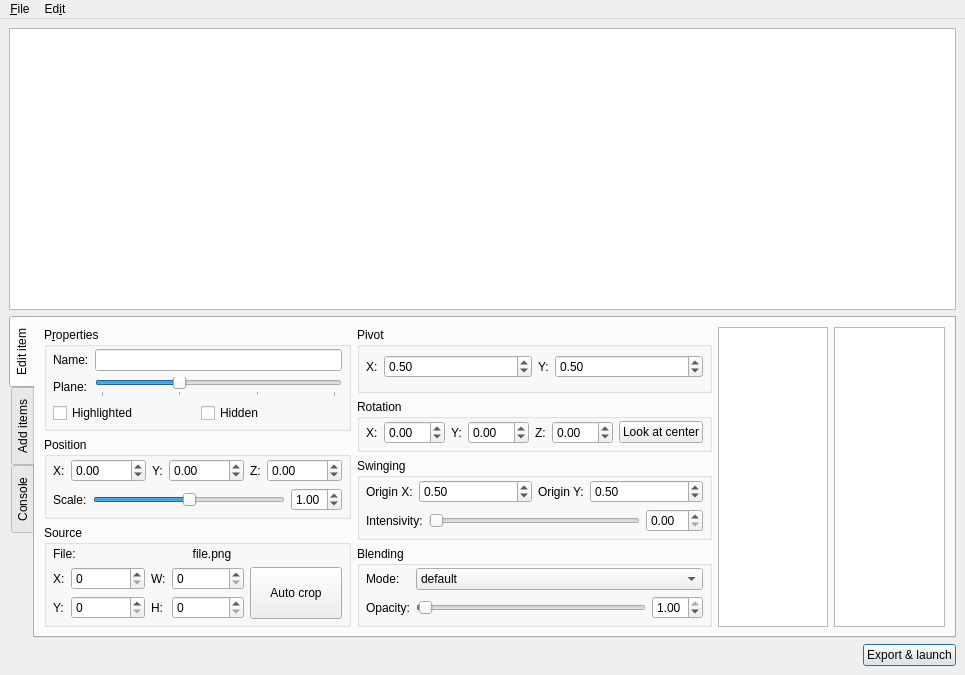
Above: editor.ui from dos1/rumina-editor before the change. Below: the same form after it.
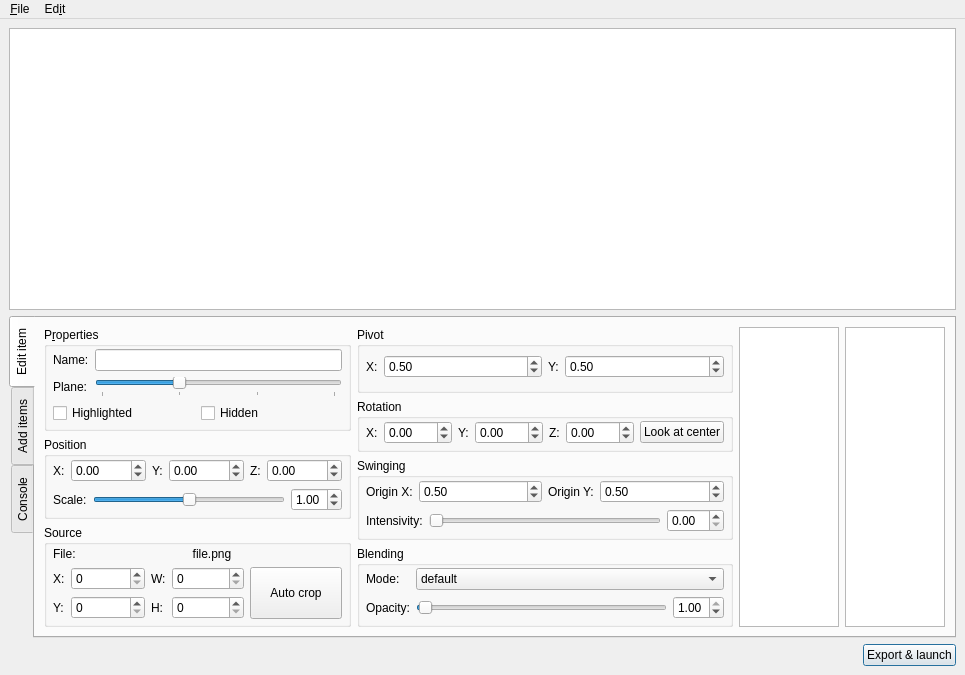
That is the form after the change. Icons and pictures are not drawn. Custom widgets are drawn as their Qt base class.

Commit message: z-scaling adjustment, camera marks and ui fixes

Diff of the .ui file:
```diff
--- a/editor.ui
+++ b/editor.ui
@@ -598,7 +598,10 @@
                      <item>
                       <widget class="QDoubleSpinBox" name="rx">
                        <property name="minimum">
-                        <double>-99.989999999999995</double>
+                        <double>-360.000000000000000</double>
+                       </property>
+                       <property name="maximum">
+                        <double>360.000000000000000</double>
                        </property>
                       </widget>
                      </item>
@@ -616,7 +619,10 @@
                      <item>
                       <widget class="QDoubleSpinBox" name="ry">
                        <property name="minimum">
-                        <double>-99.989999999999995</double>
+                        <double>-360.000000000000000</double>
+                       </property>
+                       <property name="maximum">
+                        <double>360.000000000000000</double>
                        </property>
                       </widget>
                      </item>
@@ -634,7 +640,10 @@
                      <item>
                       <widget class="QDoubleSpinBox" name="rz">
                        <property name="minimum">
-                        <double>-99.989999999999995</double>
+                        <double>-360.000000000000000</double>
+                       </property>
+                       <property name="maximum">
+                        <double>360.000000000000000</double>
                        </property>
                       </widget>
                      </item>
```
The commit also changes 4 other files.
